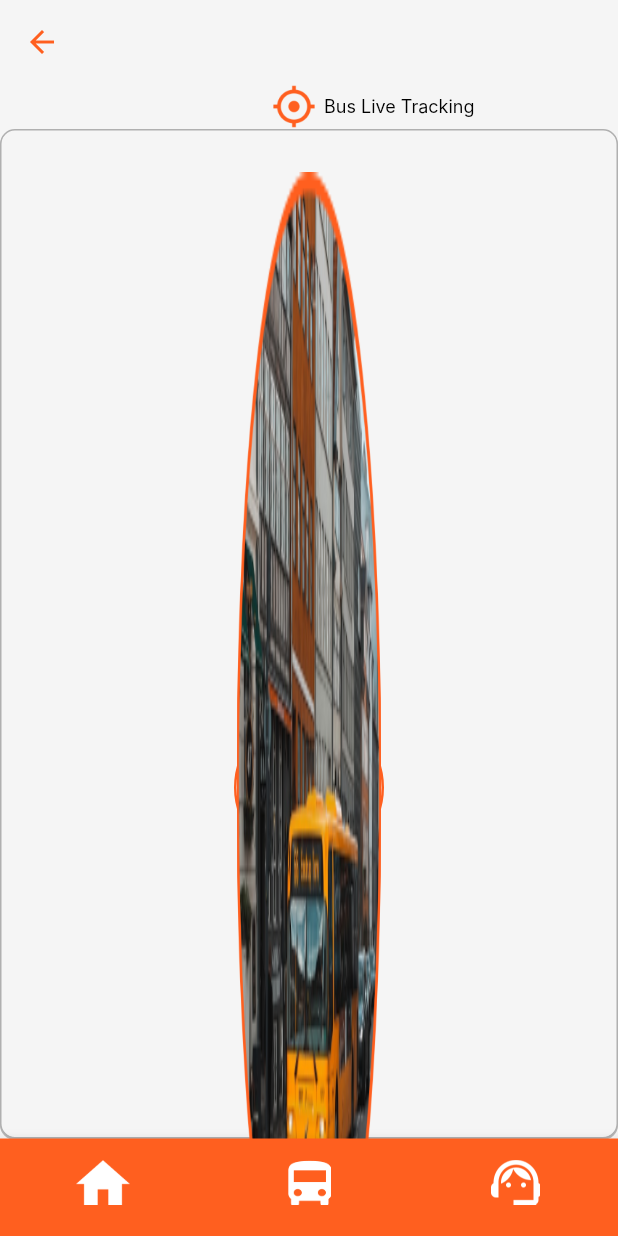
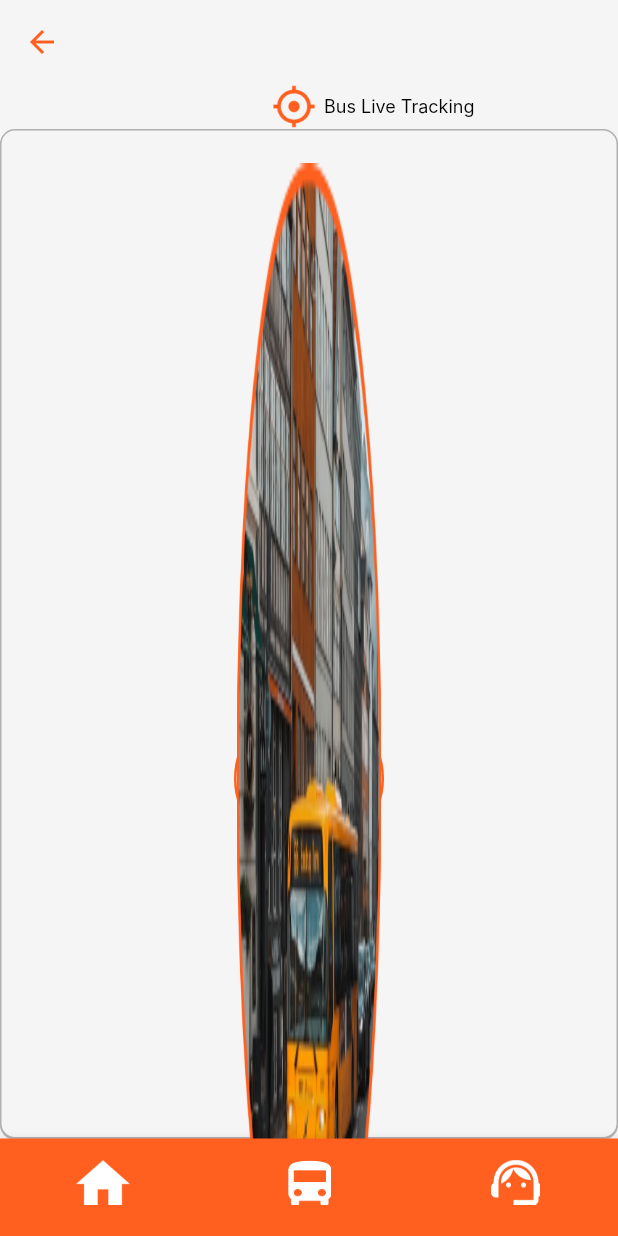
Before and after one commit to AbithaVishnu/Bustracking-User, a Flutter app: the AllDetails screen opened by its route, on a phone screen of 412 x 824 dp. Run offline on Flutter 3.47's test engine with Material 2 defaults, Android fonts, the phone set to English and light mode, and no system bars; our stand-ins replace get, hexcolor; Roboto replaces fonts that are missing (Inter).

Commit message:
all details

```diff
--- a/lib/View/All Details/All detailsa.dart
+++ b/lib/View/All Details/All detailsa.dart
@@ -76,7 +76,7 @@ class AllDetails extends StatelessWidget {
                     Align(
                       alignment: Alignment.topCenter,
                       child: Padding(
-                        padding: const EdgeInsets.only(top: 26.0),
+                        padding: const EdgeInsets.only(top: 20.0),
                         child: Container(
                           width: 100,
                           height: MediaQuery.of(context).size.height,
```
